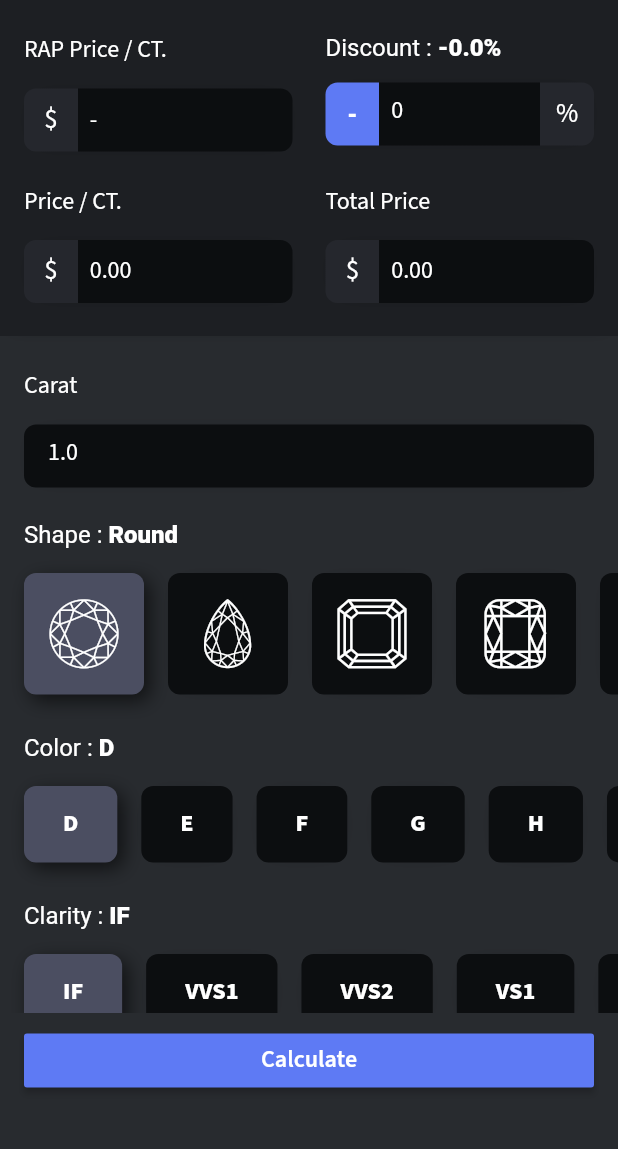
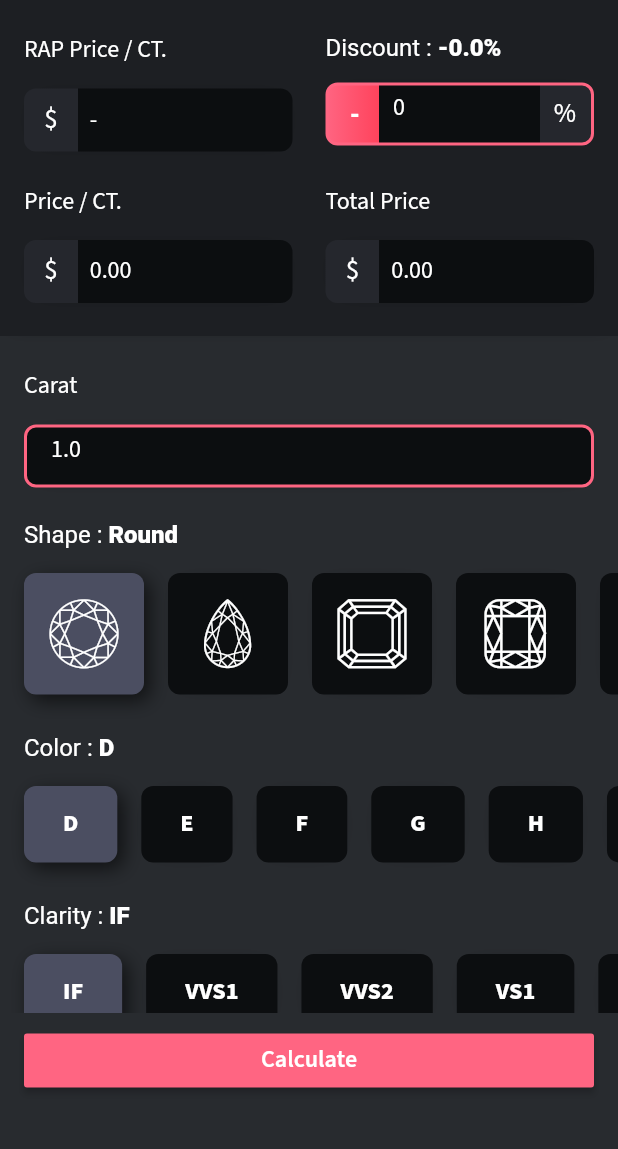
Before and after one commit to parmesh-shiroya/Diamond-Calculator, a Flutter app: the screen it shows after launch, on a phone screen of 412 x 824 dp, the part 84-1233 px from its top. Run offline on Flutter 3.47's test engine with Material 2 defaults, Android fonts, the phone set to English and light mode, and no system bars; our stand-ins replace firebase_crashlytics, flutter_svg_provider, google_fonts, simple_animations, toast; missing offline and left inert: firebase_admob; accounts and stored records are empty.

Commit message:
Changed the accent color

```diff
--- a/lib/Constant.dart
+++ b/lib/Constant.dart
@@ -8,7 +8,8 @@ const kPrimaryDarkColor = Color(0xFF0C0E10);
 const kPrimaryDarkColor3 = Color(0xFF25272D);
 const kAdmobID = "ca-app-pub-4181876387693872~5806913849";
 
-const kAccentColor = Color(0xFF5E7AF4);
+const kAccentColor = Color(0xFFFF6582);
+  const kAccentDarkColor = Color(0xFFFF435C);
 
 MobileAdTargetingInfo targetingInfo = MobileAdTargetingInfo(
   keywords: <String>['diamond', 'gold', "jewelry"],
--- a/lib/screens/calculator_screen.dart
+++ b/lib/screens/calculator_screen.dart
@@ -223,6 +223,7 @@ class _CalculatorScreenState extends State<CalculatorScreen> {
                           padding: EdgeInsets.only(left: 16, right: 16),
                           height: 42,
                           decoration: BoxDecoration(
+                            border: Border.all(color: kAccentColor,width: 2),
                             color: kPrimaryDarkColor,
                             borderRadius: BorderRadius.all(Radius.circular(8)),
                             boxShadow: [
@@ -621,16 +622,19 @@ class PriceField2 extends StatelessWidget {
               decoration: BoxDecoration(
                 gradient: LinearGradient(colors: [
                   kAccentColor,
+                  kAccentDarkColor,
                   kPrimaryDarkColor,
                   kPrimaryDarkColor,
                   kPrimaryDarkColor3
                 ], stops: [
+                  0.0,
                   0.2,
                   0.2,
                   0.8,
                   0.8
                 ]),
                 borderRadius: BorderRadius.all(Radius.circular(8)),
+                border: Border.all(color: kAccentColor,width: 2),
                 boxShadow: [
                   BoxShadow(
                     color: Colors.black,
```
